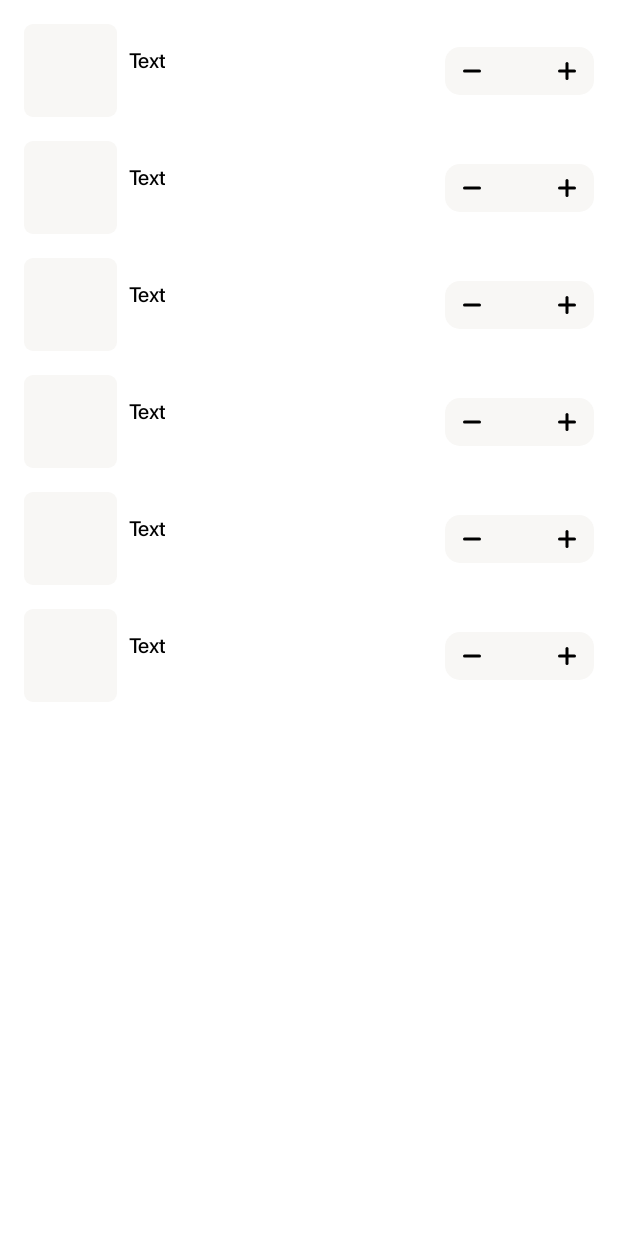
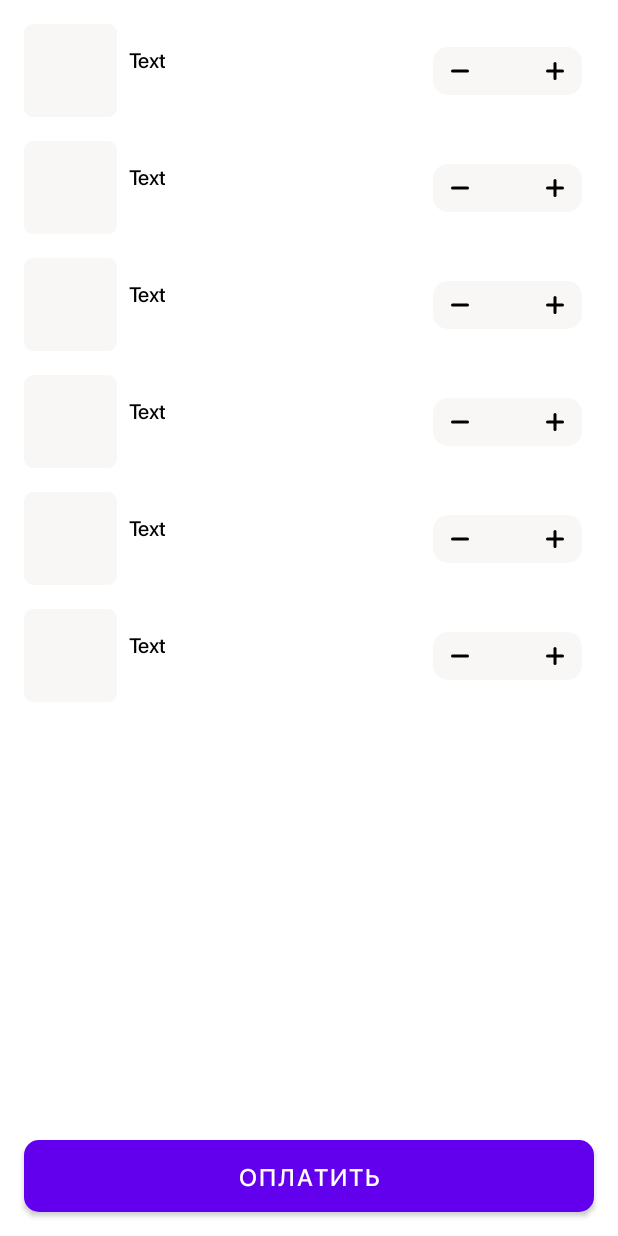
Before and after one commit to VladMikh95/food-shop, an Android app: the layout fragment_basket.xml on its own in the app's theme, with its tools: preview values and no code run, on a phone screen of 412 x 824 dp. Run offline under Robolectric (Android 15) with nearby library versions, the phone set to English and light mode, and no system bars; network calls fail.

Commit message:
Реализована логика при нажатии на кнопки элементов в basketfragment, добавлена кнопка в basketfragment

```diff
--- /dev/null
+++ b/app/src/main/java/ml/vladmikh/projects/food_shop/ui/basket/BasketChanging.kt
@@ -0,0 +1,5 @@
+package ml.vladmikh.projects.food_shop.ui.basket
+
+data class BasketChanging (
+    val numDishOrder: Int,
+    val countChanging: Int)
--- a/app/src/main/java/ml/vladmikh/projects/food_shop/ui/basket/BasketFragment.kt
+++ b/app/src/main/java/ml/vladmikh/projects/food_shop/ui/basket/BasketFragment.kt
@@ -1,6 +1,7 @@
 package ml.vladmikh.projects.food_shop.ui.basket
 
 import android.os.Bundle
+import android.text.Html
 import androidx.fragment.app.Fragment
 import android.view.LayoutInflater
 import android.view.View
@@ -9,7 +10,6 @@ import androidx.fragment.app.viewModels
 import dagger.hilt.android.AndroidEntryPoint
 import ml.vladmikh.projects.food_shop.R
 import ml.vladmikh.projects.food_shop.databinding.FragmentBasketBinding
-import ml.vladmikh.projects.food_shop.ui.category.CategoryViewModel
 
 @AndroidEntryPoint
 class BasketFragment : Fragment() {
@@ -24,13 +24,15 @@ class BasketFragment : Fragment() {
 
         binding = FragmentBasketBinding.inflate(inflater, container, false)
 
-        val adapter = DishOrderAdapter {
+        val adapter = DishOrderAdapter {basketChanging ->  viewModel.changeDishOrder(basketChanging)
         }
         binding.recyclerViewBasket.adapter = adapter
 
         viewModel.listDishOrder.observe(this.viewLifecycleOwner) { items ->
             items.let {
                 adapter.submitList(it)
+                viewModel.calculatePrice()
+                binding.buttonPay.text = (activity?.getString(R.string.button_pay) ?: "") + " " + viewModel.price.toString() + Html.fromHtml(" &#x20bd")
             }
         }
 
--- a/app/src/main/java/ml/vladmikh/projects/food_shop/ui/dish_dialog/DishDialogFragment.kt
+++ b/app/src/main/java/ml/vladmikh/projects/food_shop/ui/dish_dialog/DishDialogFragment.kt
@@ -9,14 +9,12 @@ import android.view.ViewGroup
 import androidx.core.net.toUri
 import androidx.fragment.app.DialogFragment
 import androidx.fragment.app.viewModels
-import androidx.lifecycle.ViewModelProvider
 import androidx.navigation.fragment.navArgs
 import coil.load
 import dagger.hilt.android.AndroidEntryPoint
 import ml.vladmikh.projects.food_shop.R
 import ml.vladmikh.projects.food_shop.data.network.models.Dishe
 import ml.vladmikh.projects.food_shop.databinding.FragmentDishDialogBinding
-import ml.vladmikh.projects.food_shop.ui.start.StartViewModel
 
 @AndroidEntryPoint
 class DishDialogFragment : DialogFragment() {
--- a/app/src/main/java/ml/vladmikh/projects/food_shop/utils/AppConstants.kt
+++ b/app/src/main/java/ml/vladmikh/projects/food_shop/utils/AppConstants.kt
@@ -3,5 +3,7 @@ package ml.vladmikh.projects.food_shop.utils
 object AppConstants {
 
     val BASE_URL = "https://run.mocky.io/"
+    val DECREASING_COUNT = -1
+    val INCREASING_COUNT = 1
 
 }
--- a/app/src/main/res/layout/basket_dish_item.xml
+++ b/app/src/main/res/layout/basket_dish_item.xml
@@ -50,6 +50,7 @@
         android:layout_width="99dp"
         android:layout_height="32dp"
         android:layout_marginTop="15dp"
+        android:layout_marginEnd="8dp"
         android:background="@drawable/basket_item_buttons"
         app:layout_constraintEnd_toEndOf="parent"
         app:layout_constraintTop_toTopOf="parent">
--- a/app/src/main/res/layout/fragment_basket.xml
+++ b/app/src/main/res/layout/fragment_basket.xml
@@ -1,19 +1,34 @@
 <?xml version="1.0" encoding="utf-8"?>
-<FrameLayout xmlns:android="http://schemas.android.com/apk/res/android"
+<androidx.appcompat.widget.LinearLayoutCompat xmlns:android="http://schemas.android.com/apk/res/android"
     xmlns:tools="http://schemas.android.com/tools"
     android:layout_width="match_parent"
     android:layout_height="match_parent"
+    android:orientation="vertical"
     xmlns:app="http://schemas.android.com/apk/res-auto"
     tools:context=".ui.basket.BasketFragment">
 
     <androidx.recyclerview.widget.RecyclerView
         android:id="@+id/recyclerViewBasket"
         android:layout_width="match_parent"
-        android:layout_height="wrap_content"
+        android:layout_height="0dp"
+        android:layout_weight="1"
         android:layout_margin="8dp"
         android:orientation="vertical"
         app:layoutManager="androidx.recyclerview.widget.LinearLayoutManager"
+        app:layout_constraintEnd_toEndOf="parent"
+        app:layout_constraintStart_toStartOf="parent"
+        app:layout_constraintTop_toTopOf="parent"
         tools:itemCount="6"
         tools:listitem="@layout/basket_dish_item" />
 
-</FrameLayout>
+    <Button
+        android:id="@+id/buttonPay"
+        android:layout_width="match_parent"
+        android:layout_height="48dp"
+        android:layout_margin="16dp"
+        android:text="@string/button_pay"
+        android:background="@drawable/button_blue"
+        android:textColor="@color/white"
+        android:textSize="16sp"/>
+
+</androidx.appcompat.widget.LinearLayoutCompat>
--- a/app/src/main/res/layout/fragment_dish_dialog.xml
+++ b/app/src/main/res/layout/fragment_dish_dialog.xml
@@ -93,7 +93,7 @@
             android:layout_marginBottom="16dp"
             android:textSize="16sp"
             android:textColor="@color/white"
-            android:background="@drawable/dialog_add_to_basket"
+            android:background="@drawable/button_blue"
             android:text="@string/add_to_basket"
             app:layout_constraintTop_toBottomOf="@id/textViewDescription"
             app:layout_constraintStart_toStartOf="parent"
--- a/app/src/main/res/values/strings.xml
+++ b/app/src/main/res/values/strings.xml
@@ -12,4 +12,5 @@
     <string name="ottom_profile">Аккаунт</string>
     <string name="my_profile">My profile</string>
     <string name="add_to_basket">Добавить в корзину</string>
+    <string name="button_pay">Оплатить </string>
 </resources>
```
Also changed, not shown: app/src/main/java/ml/vladmikh/projects/food_shop/ui/basket/BasketViewModel.kt (+59 -0 lines), app/src/main/java/ml/vladmikh/projects/food_shop/ui/basket/DishOrderAdapter.kt (+21 -6 lines), app/src/main/res/drawable/button_blue.xml (renamed from app/src/main/res/drawable/dialog_add_to_basket.xml), app/src/main/res/drawable/start_asian.png (deleted), app/src/main/res/drawable/start_bakeries_image.png (deleted), app/src/main/res/drawable/start_fast_food.png (deleted), app/src/main/res/drawable/start_soup.png (deleted).
